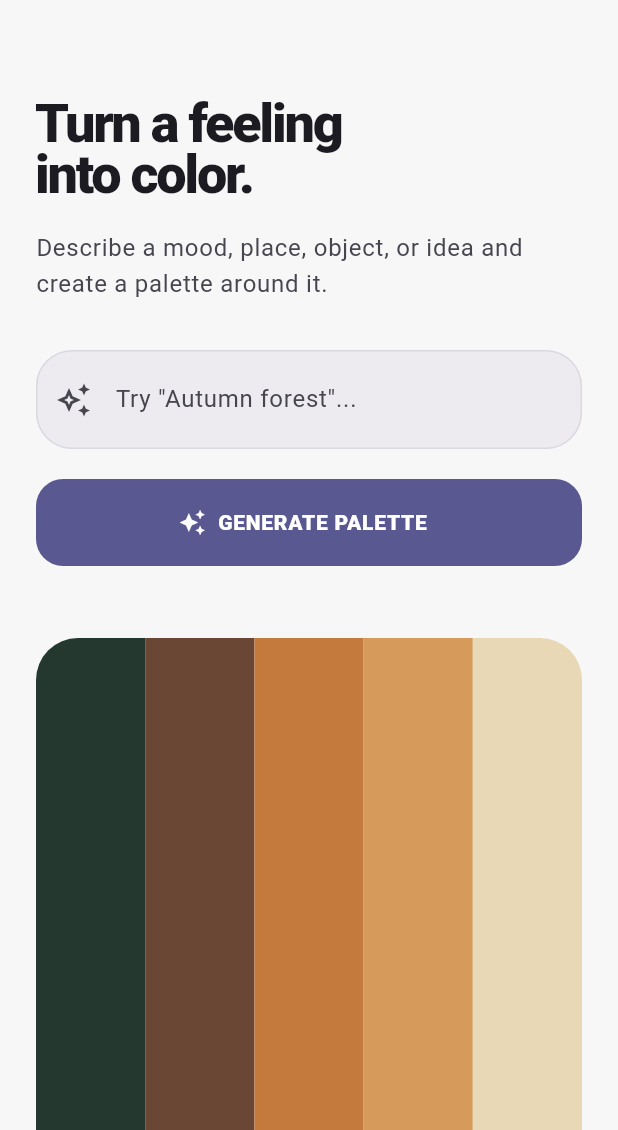
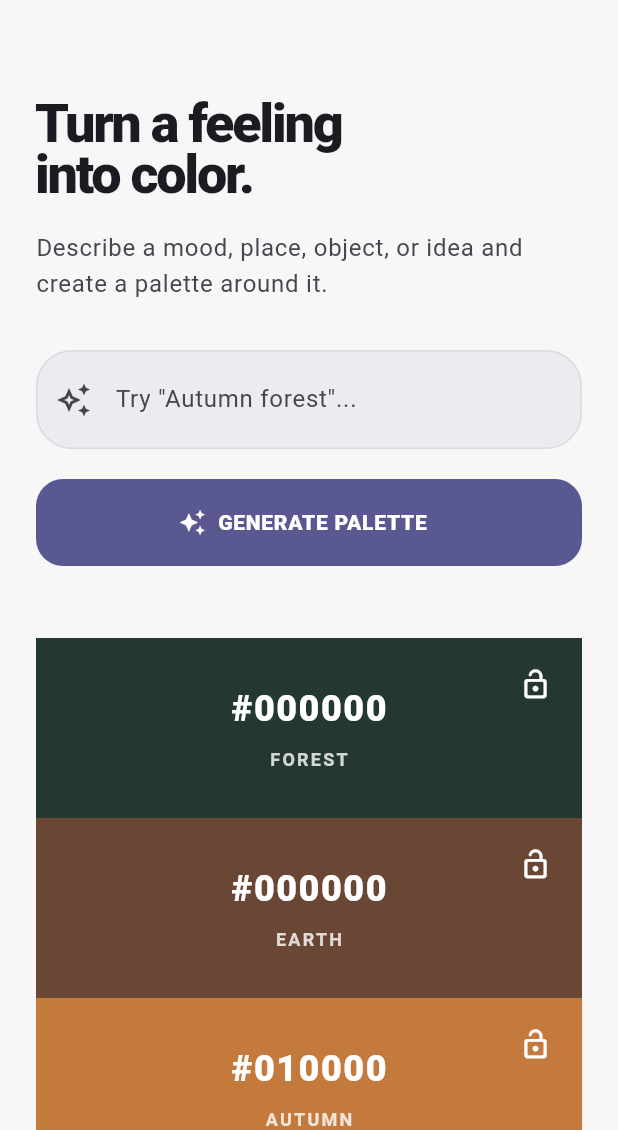
Before and after one commit to nadia164/chroma, a Flutter app: the screen it shows after launch, on a phone screen of 412 x 824 dp, the part 106-1236 px from its top. Run offline on Flutter 3.47's test engine with Material 3 defaults, Android fonts, the phone set to English and light mode, and no system bars.

Commit message:
feat: add responsive palette color tiles

```diff
--- a/lib/screens/home_screen.dart
+++ b/lib/screens/home_screen.dart
@@ -1,4 +1,6 @@
 import 'package:flutter/material.dart';
+
+import '../widgets/color_tile.dart';
 
 class HomeScreen extends StatefulWidget {
   const HomeScreen({super.key});
@@ -155,27 +157,66 @@ class _HomeScreenState extends State<HomeScreen> {
 
   Widget _buildPalettePreview() {
     const colors = [
-      Color(0xFF24382F),
-      Color(0xFF6A4635),
-      Color(0xFFC47A3D),
-      Color(0xFFD69A5B),
-      Color(0xFFE8D8B5),
+      (
+        color: Color(0xFF24382F),
+        name: 'Forest',
+      ),
+      (
+        color: Color(0xFF6A4635),
+        name: 'Earth',
+      ),
+      (
+        color: Color(0xFFC47A3D),
+        name: 'Autumn',
+      ),
+      (
+        color: Color(0xFFD69A5B),
+        name: 'Amber',
+      ),
+      (
+        color: Color(0xFFE8D8B5),
+        name: 'Cream',
+      ),
     ];
 
-    return ClipRRect(
-      borderRadius: BorderRadius.circular(28),
-      child: SizedBox(
-        height: 420,
-        child: Row(
-          children: colors.map((color) {
+    return LayoutBuilder(
+      builder: (context, constraints) {
+        final isMobile = constraints.maxWidth < 600;
+
+        if (isMobile) {
+          return SizedBox(
+            height: 600,
+            child: Column(
+              children: colors.map((item) {
                 return Expanded(
-              child: Container(
-                color: color,
+                  child: ColorTile(
+                    color: item.color,
+                    name: item.name,
+                    isLocked: false,
+                    onLockChanged: () {},
                   ),
                 );
               }).toList(),
             ),
+          );
+        }
+
+        return SizedBox(
+          height: 420,
+          child: Row(
+            children: colors.map((item) {
+              return Expanded(
+                child: ColorTile(
+                  color: item.color,
+                  name: item.name,
+                  isLocked: false,
+                  onLockChanged: () {},
                 ),
+              );
+            }).toList(),
+          ),
+        );
+      },
     );
   }
 
--- /dev/null
+++ b/lib/utils/color_utils.dart
@@ -0,0 +1,17 @@
+import 'package:flutter/material.dart';
+
+class ColorUtils {
+  static Color textColorFor(Color backgroundColor) {
+    return backgroundColor.computeLuminance() > 0.5
+        ? Colors.black
+        : Colors.white;
+  }
+
+  static String colorToHex(Color color) {
+    final red = color.r.round().toRadixString(16).padLeft(2, '0');
+    final green = color.g.round().toRadixString(16).padLeft(2, '0');
+    final blue = color.b.round().toRadixString(16).padLeft(2, '0');
+
+    return '#${red.toUpperCase()}${green.toUpperCase()}${blue.toUpperCase()}';
+  }
+}
--- /dev/null
+++ b/lib/widgets/color_tile.dart
@@ -0,0 +1,103 @@
+import 'package:flutter/material.dart';
+
+import '../utils/color_utils.dart';
+
+class ColorTile extends StatefulWidget {
+  final Color color;
+  final String name;
+  final bool isLocked;
+  final VoidCallback onLockChanged;
+
+  const ColorTile({
+    super.key,
+    required this.color,
+    required this.name,
+    required this.isLocked,
+    required this.onLockChanged,
+  });
+
+  @override
+  State<ColorTile> createState() => _ColorTileState();
+}
+
+class _ColorTileState extends State<ColorTile> {
+  bool _isPressed = false;
+
+  @override
+  Widget build(BuildContext context) {
+    final textColor = ColorUtils.textColorFor(widget.color);
+    final hex = ColorUtils.colorToHex(widget.color);
+
+    return GestureDetector(
+      onTapDown: (_) {
+        setState(() {
+          _isPressed = true;
+        });
+      },
+      onTapUp: (_) {
+        setState(() {
+          _isPressed = false;
+        });
+
+        widget.onLockChanged();
+      },
+      onTapCancel: () {
+        setState(() {
+          _isPressed = false;
+        });
+      },
+      child: AnimatedScale(
+        scale: _isPressed ? 0.96 : 1.0,
+        duration: const Duration(milliseconds: 120),
+        curve: Curves.easeOut,
+        child: Container(
+          decoration: BoxDecoration(
+            color: widget.color,
+          ),
+          padding: const EdgeInsets.all(20),
+          child: Stack(
+            children: [
+              Align(
+                alignment: Alignment.center,
+                child: Column(
+                  mainAxisSize: MainAxisSize.min,
+                  children: [
+                    Text(
+                      hex,
+                      style: TextStyle(
+                        color: textColor,
+                        fontSize: 24,
+                        fontWeight: FontWeight.w900,
+                        letterSpacing: 1,
+                      ),
+                    ),
+                    const SizedBox(height: 8),
+                    Text(
+                      widget.name.toUpperCase(),
+                      style: TextStyle(
+                        color: textColor.withValues(alpha: 0.8),
+                        fontSize: 12,
+                        fontWeight: FontWeight.w700,
+                        letterSpacing: 1.5,
+                      ),
+                    ),
+                  ],
+                ),
+              ),
+              Align(
+                alignment: Alignment.topRight,
+                child: Icon(
+                  widget.isLocked
+                      ? Icons.lock_rounded
+                      : Icons.lock_open_rounded,
+                  color: textColor,
+                  size: 22,
+                ),
+              ),
+            ],
+          ),
+        ),
+      ),
+    );
+  }
+}
```
Lines whose indentation alone changed are shown as unchanged.
